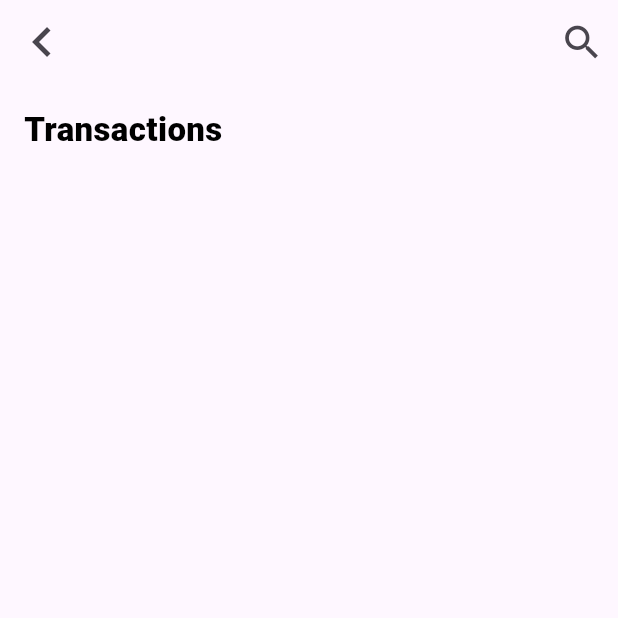
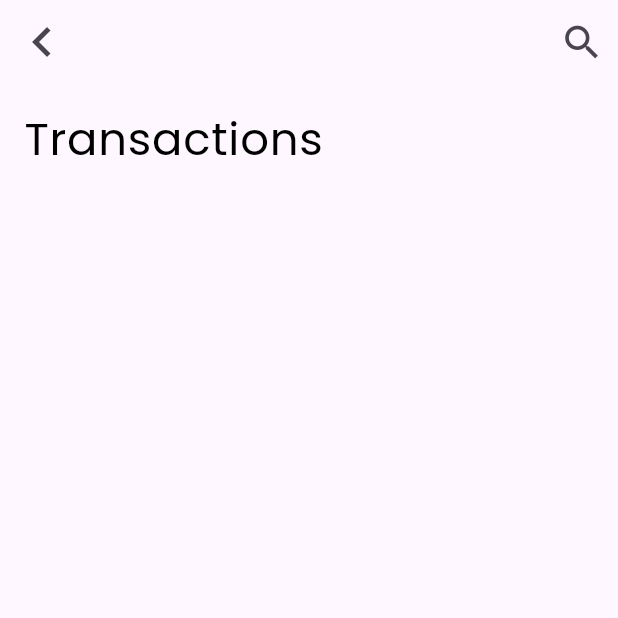
Before and after one commit to Ayomikuolatunji/flutter-screens, a Flutter app: the screen it shows after launch, on a phone screen of 412 x 824 dp, the top half of it. Run offline on Flutter 3.47's test engine with Material 3 defaults, Android fonts, the phone set to English and light mode, and no system bars; our stand-ins replace google_fonts.

Commit message:
What: load fonts

```diff
--- a/lib/screens/transactions/transactions_screens.dart
+++ b/lib/screens/transactions/transactions_screens.dart
@@ -1,4 +1,5 @@
 import 'package:flutter/material.dart';
+import 'package:google_fonts/google_fonts.dart';
 
 class TransactionsScreens extends StatelessWidget {
   const TransactionsScreens({super.key});
@@ -24,7 +25,7 @@ class TransactionsScreens extends StatelessWidget {
         ],
       ),
       body: Padding(
-        padding: EdgeInsets.symmetric(horizontal: 16),
+        padding: const EdgeInsets.symmetric(horizontal: 16),
         child: Column(
           children: [
             const SizedBox(
@@ -32,10 +33,10 @@ class TransactionsScreens extends StatelessWidget {
             ),
             Text(
               "Transactions",
-              style: TextStyle(
-                  color: Colors.black,
-                  fontWeight: FontWeight.w900,
-                  fontSize: Theme.of(context).textTheme.titleLarge!.fontSize),
+              style: GoogleFonts.poppins(
+                textStyle: const TextStyle(
+                    color: Colors.black, letterSpacing: .5, fontSize: 30),
+              ),
             )
           ],
         ),
--- a/pubspec.yaml
+++ b/pubspec.yaml
@@ -35,6 +35,7 @@ dependencies:
   # The following adds the Cupertino Icons font to your application.
   # Use with the CupertinoIcons class for iOS style icons.
   cupertino_icons: ^1.0.6
+  google_fonts: ^6.2.1
 
 dev_dependencies:
   flutter_test:
```
Also changed, not shown: pubspec.lock, 7 other files.
